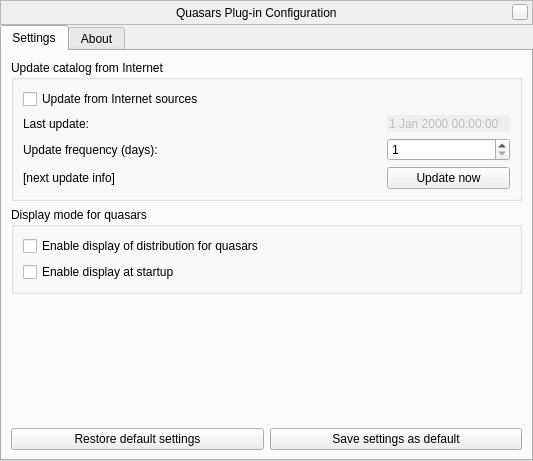
Above: plugins/Quasars/src/gui/quasarsDialog.ui from 519984307/stellarium_src before the change. Below: the same form after it.
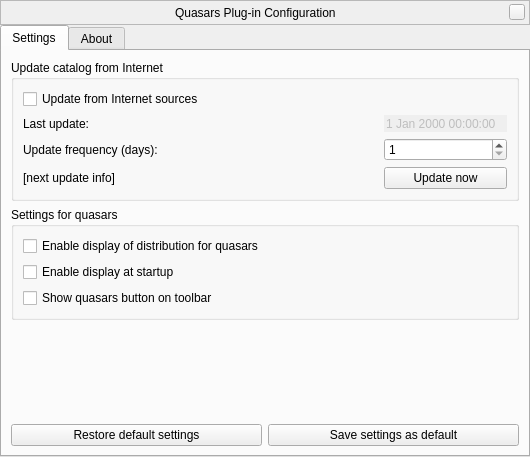
That is the form after the change. Custom widgets are drawn as their Qt base class.

Commit message: Enable show pulsars button on toolbar for Exoplanets, Quasars and Pulsars plugins

```diff
--- a/plugins/Quasars/src/gui/quasarsDialog.ui
+++ b/plugins/Quasars/src/gui/quasarsDialog.ui
@@ -6,8 +6,8 @@
    <rect>
     <x>0</x>
     <y>0</y>
-    <width>533</width>
-    <height>461</height>
+    <width>529</width>
+    <height>457</height>
    </rect>
   </property>
   <property name="windowTitle">
@@ -229,7 +229,7 @@
        <item>
         <widget class="QGroupBox" name="displayBox">
          <property name="title">
-          <string>Display mode for quasars</string>
+          <string>Settings for quasars</string>
          </property>
          <property name="flat">
           <bool>true</bool>
@@ -252,6 +252,13 @@
             </property>
            </widget>
           </item>
+          <item>
+           <widget class="QCheckBox" name="displayShowQuasarsButton">
+            <property name="text">
+             <string>Show quasars button on toolbar</string>
+            </property>
+           </widget>
+          </item>
          </layout>
         </widget>
        </item>
```
The commit also changes 17 other files.
